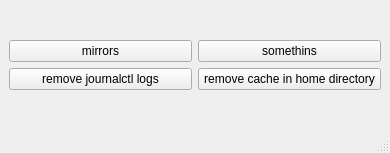
Qt form Main.ui (Thenujan-0/system_maintenance) before a commit.
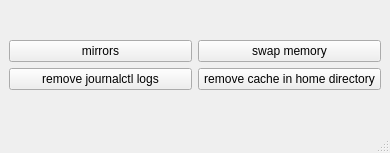
The same form after that commit.

Commit message: added swap management

What changed in the file:
```diff
--- a/Main.ui
+++ b/Main.ui
@@ -34,7 +34,7 @@
       <item row="0" column="1">
        <widget class="QPushButton" name="pushButton_3">
         <property name="text">
-         <string>somethins</string>
+         <string>swap memory</string>
         </property>
        </widget>
       </item>
```
The commit also changes 18 other files.
